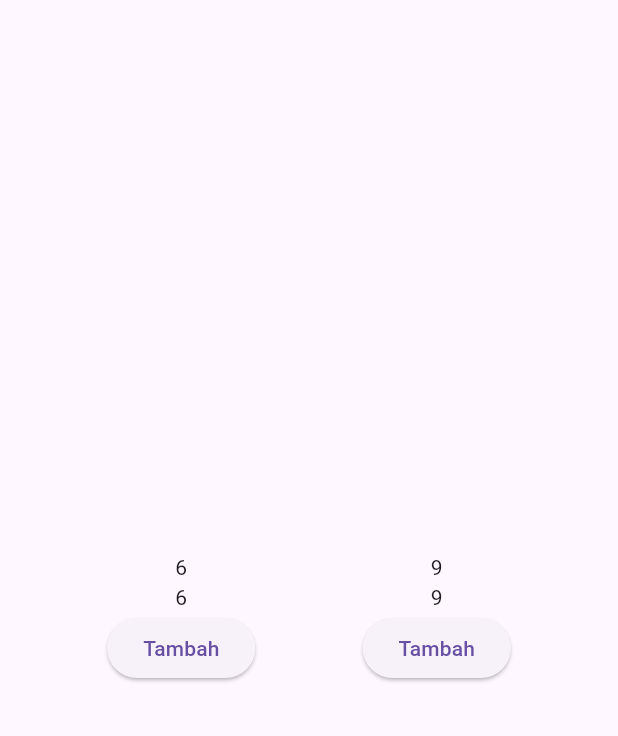
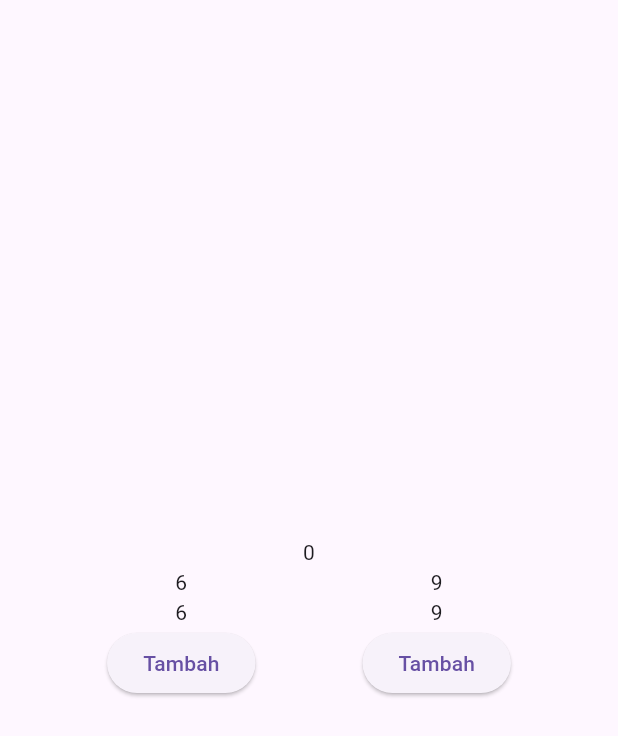
Before and after one commit to it-yudharta/mobile25a, a Flutter app: the screen it shows after launch, after a tap on "Tambah", on a phone screen of 412 x 824 dp. Shown: the top 736 px of the screen. Run offline on Flutter 3.47's test engine with Material 3 defaults, Android fonts, the phone set to English and light mode, and no system bars.

Commit message:
try callback

```diff
--- a/lib/main.dart
+++ b/lib/main.dart
@@ -7,7 +7,7 @@ class MainApp extends StatelessWidget {
 
   @override
   Widget build(BuildContext context) {
-    return const MaterialApp(
+    return MaterialApp(
       home: Scaffold(
         body: Center(child: MyWidget(label: "Cahya Bagus Sanjaya")),
       ),
@@ -15,23 +15,36 @@ class MainApp extends StatelessWidget {
   }
 }
 
+typedef ValueChanged<T> = void Function(T value);
+
 class MyWidget extends StatelessWidget {
+  int _globalCounter = 0;
   final String label;
-
-  const MyWidget({super.key, required this.label});
+  MyWidget({super.key, required this.label});
 
   @override
   Widget build(BuildContext context) {
-    return Row(
-      mainAxisAlignment: MainAxisAlignment.spaceEvenly,
-      children: [CounterWidget(init: 5), CounterWidget(init: 9)],
+    return Column(
+      mainAxisAlignment: MainAxisAlignment.center,
+      children: [
+        Text('$_globalCounter'),
+        Row(
+          mainAxisAlignment: MainAxisAlignment.spaceEvenly,
+          children: [
+            CounterWidget(init: 5, onChanged: (c) => _globalCounter + c),
+            CounterWidget(init: 9, onChanged: (c) => _globalCounter + c),
+          ],
+        ),
+      ],
     );
   }
 }
 
 class CounterWidget extends StatefulWidget {
   final int init;
-  const CounterWidget({super.key, required this.init});
+  final ValueChanged<int> onChanged;
+
+  const CounterWidget({super.key, required this.init, required this.onChanged});
 
   @override
   State<StatefulWidget> createState() => _CounterWidgetState(init);
@@ -45,6 +58,8 @@ class _CounterWidgetState extends State<CounterWidget> {
   }
 
   void _increment() {
+    widget.onChanged(1);
+
     setState(() {
       _counter++;
     });
```
